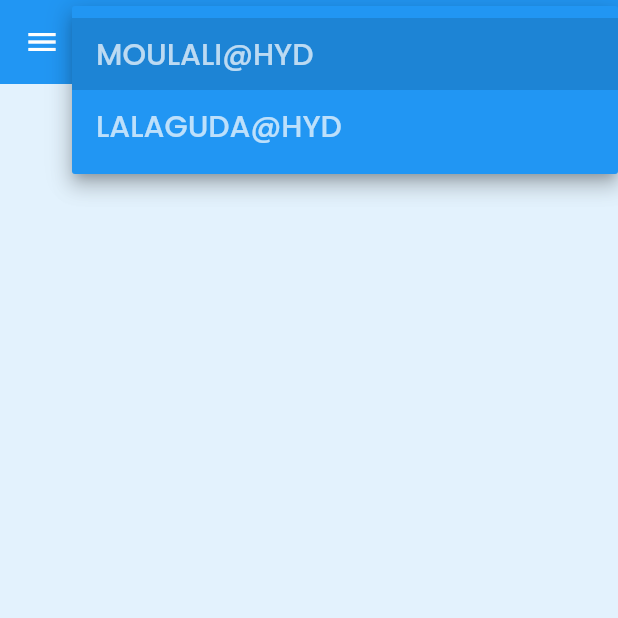
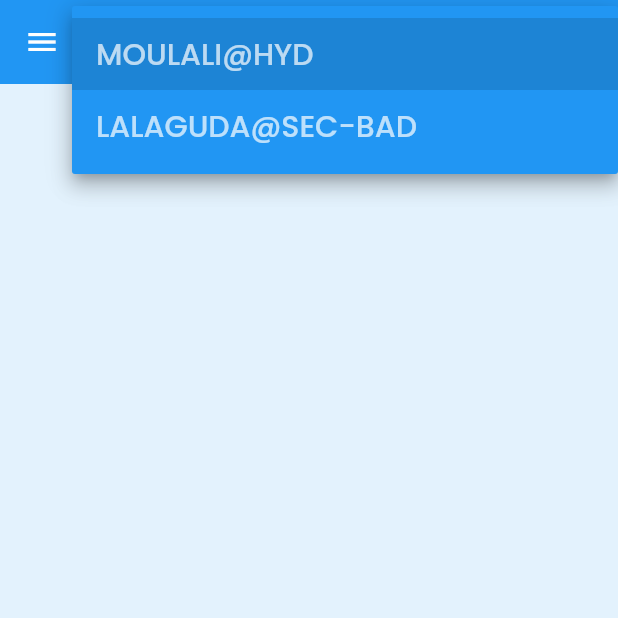
Before and after one commit to afranmuzammil/GrandSurveyApp, a Flutter app: the MyHomePage screen opened directly with empty values, after a tap on "MOULALI@HYD", on a phone screen of 412 x 824 dp, the top half of it. Run offline on Flutter 3.47's test engine with Material 2 defaults, Android fonts, the phone set to English and light mode, and no system bars; our stand-ins replace cloud_firestore, connectivity, firebase_auth, firebase_core, firebase_storage, flutter_spinkit and 5 more; missing offline and left inert: dart:ffi; accounts and stored records are empty.

Commit message:
Added new Unit and made its backend

```diff
--- a/lib/pages/home.dart
+++ b/lib/pages/home.dart
@@ -77,9 +77,6 @@ class _MyHomePageState extends State<MyHomePage> {
       // print("on login :${userMail.toString().trim()}");
       return Text("$userMail", style: GoogleFonts.poppins(textStyle: TextStyle(
           fontSize: 14, fontWeight: FontWeight.w500,color: Colors.white)) );
-    }else if (userMail == "guest-user@sio.com"){
-      return Text("Welcome user",style: GoogleFonts.poppins(textStyle: TextStyle(
-          fontSize: 14, fontWeight: FontWeight.w500,color: Colors.white)));
     }else{
       return Text("Welcome user",style: GoogleFonts.poppins(textStyle: TextStyle(
           fontSize: 14, fontWeight: FontWeight.w500,color: Colors.white)));
@@ -91,17 +88,21 @@ class _MyHomePageState extends State<MyHomePage> {
 
   //setting EDIT & DELETE button Visibility
   setButtonsVisible()async{
-    await Future.delayed(Duration(seconds: 2)).then((value) => {
+    await Future.delayed(Duration(seconds: 1)).then((value) => {
     if( saveMail == "moula-ali@sio.com" && unitValue == "MOULALI@HYD"){
         isVisibleButtons = true
     }
     else if(saveMail == "afranadmin@sio.com")
     {
         isVisibleButtons = true
+    }else if(saveMail == "lalagudaunit@sio.com" && unitValue == "LALAGUDA@SEC-BAD" )
+    {
+        isVisibleButtons = true
     }
     else{
         isVisibleButtons = false
-        }
+        },
+        refreshList(),
     });
 //    print("Saved mail:$saveMail");
 
@@ -122,8 +123,13 @@ class _MyHomePageState extends State<MyHomePage> {
        );
    }
 
+  final keyIsFirstLoaded = 'is_first_loaded';
    //guest log in wellCome
-  guestLoginWellCome(){
+  guestLoginWellCome() async {
+    // saving the bool value not load the welcome Dialog again
+    SharedPreferences prefs = await SharedPreferences.getInstance();
+    bool isFirstLoaded = prefs.getBool(keyIsFirstLoaded);
+    if(isFirstLoaded == null){
       return showDialog<void>(
         context: context,
         barrierDismissible: false, // user must tap button!
@@ -153,6 +159,7 @@ class _MyHomePageState extends State<MyHomePage> {
                 child: Text('OK',style: TextStyle(color: Colors.white70),),
                 onPressed: () {
                   Navigator.of(context).pop();
+                  prefs.setBool(keyIsFirstLoaded, false);
                   print("Clicked");
                 },
                 style: TextButton.styleFrom(
@@ -164,6 +171,8 @@ class _MyHomePageState extends State<MyHomePage> {
           );
         },
       );
+    }
+
   }
 
   firebase_storage.Reference ref;
@@ -171,7 +180,7 @@ class _MyHomePageState extends State<MyHomePage> {
   String unitValue = "MOULALI@HYD";
   List unitNameList = [
     "MOULALI@HYD",
-    "LALAGUDA@HYD",
+    "LALAGUDA@SEC-BAD",
   ];
   List unitPassWordList = [
     "est@hyd40",
@@ -384,9 +393,9 @@ class _MyHomePageState extends State<MyHomePage> {
             });
           },
           style: TextButton.styleFrom(
-            primary: Colors.black26,
-            backgroundColor: Colors.grey,
-            onSurface: Colors.grey,
+            primary: Colors.grey,
+            backgroundColor: Colors.blue,
+            onSurface: Colors.blue,
           ),
           child: Text("LogIn",style: GoogleFonts.poppins(textStyle: TextStyle(
               fontSize: 14, fontWeight: FontWeight.w500,color: Colors.white)),)
@@ -440,6 +449,7 @@ class _MyHomePageState extends State<MyHomePage> {
           onChanged: (newValue) {
             setState(() {
               unitValue = newValue;
+              setButtonsVisible();
               // if(placeTypeReligiousValue != null){
               //   religiousDetailsVisible = true;
               // }else{
```
Lines whose indentation alone changed are shown as unchanged.
